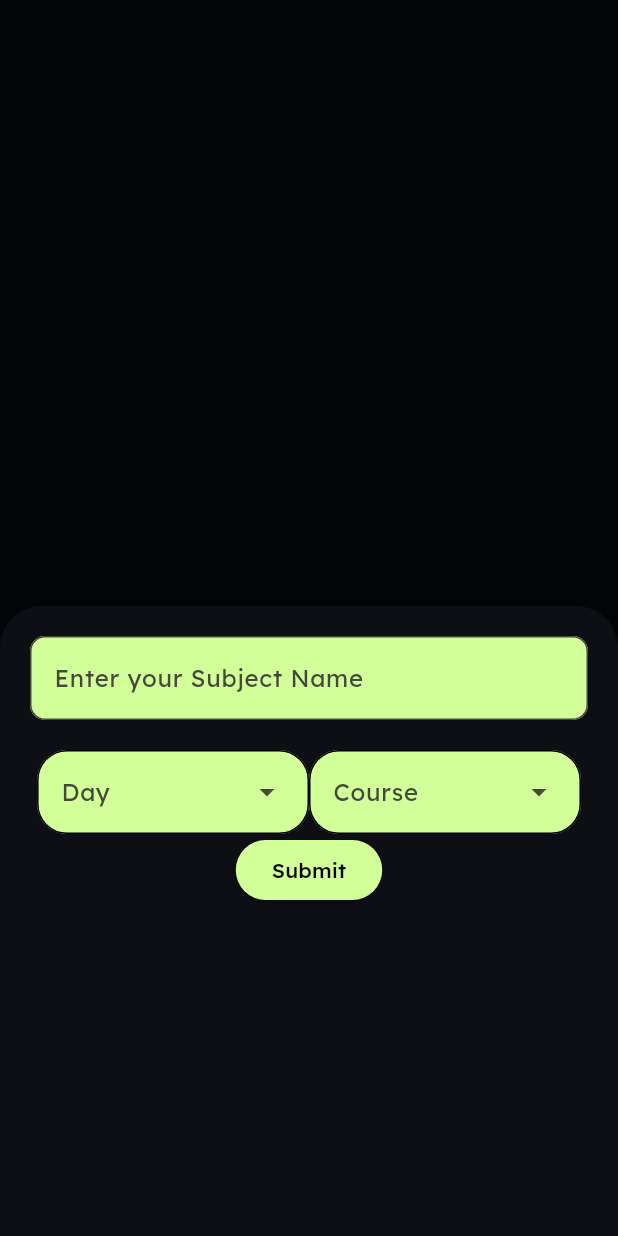
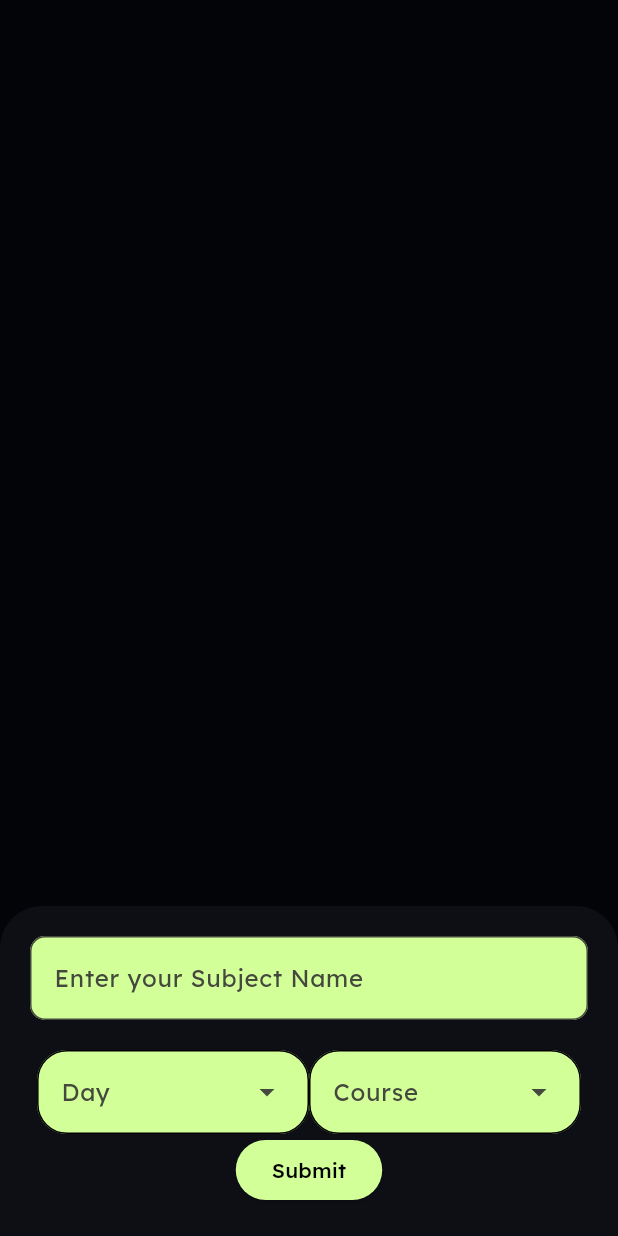
Before and after one commit to Bunk-Mate/Mobile-App, a Flutter app: the TimeTableEntry screen opened directly, after a tap on the "add" icon, on a phone screen of 412 x 824 dp. Run offline on Flutter 3.47's test engine with Material 3 defaults, Android fonts, the phone set to English and light mode, and no system bars; our stand-ins replace date_field, fl_chart, flutter_holo_date_picker, flutter_secure_storage, google_nav_bar, line_icons and 1 more; missing offline and left inert: side_sheet, simple_drawer; accounts and stored records are empty; network calls fail.

Commit message:
fix: keyboard covering the modelsheet fixed

```diff
--- a/lib/TimeTableEntry.dart
+++ b/lib/TimeTableEntry.dart
@@ -281,16 +281,18 @@ class TimeTableEntryState extends State<TimeTableEntry> {
         backgroundColor: Color.fromARGB(255, 13, 15, 21),
         context: context,
         builder: (context) =>
-          Padding(
+          SingleChildScrollView(
+            child: Padding(
               padding: EdgeInsets.only(top: 20,  right: 20,  left: 20,
-                        bottom: MediaQuery.of(context).viewInsets.bottom ),
-            child:  Container(
-              height: 400,
-              child: SingleChildScrollView(child: Column(
+                          bottom: MediaQuery.of(context).viewInsets.bottom + 20 ),
+              child:  Column(
+
+
 
 
 
                   mainAxisSize: MainAxisSize.min,
+
                 children: <Widget>[
                   TextField(
                     controller: _courseTextFieldController,
@@ -312,8 +314,7 @@ class TimeTableEntryState extends State<TimeTableEntry> {
                     ),
                   ),
                   const SizedBox(height: 20),
-                  Padding(padding: EdgeInsets.only(
-                          bottom: MediaQuery.of(context).viewInsets.bottom),child: Row(
+                  Row(
                                         crossAxisAlignment: CrossAxisAlignment.start,
                                           mainAxisSize: MainAxisSize.min,
                                       children: [
@@ -392,7 +393,7 @@ class TimeTableEntryState extends State<TimeTableEntry> {
                         ],
                                         ),
                                       ],
-                  )),
+                                    ),
 
 
                 Center(
@@ -403,11 +404,8 @@ class TimeTableEntryState extends State<TimeTableEntry> {
                           ),
                           onPressed: submit,
                           child: Text("Submit")))],
-              ),
-            ),
-
-
-      )));
+              )),
+          ));
     }
 
     return Padding( padding: MediaQuery.of(context).viewInsets, child:Scaffold(
```
Lines whose indentation alone changed are shown as unchanged.
